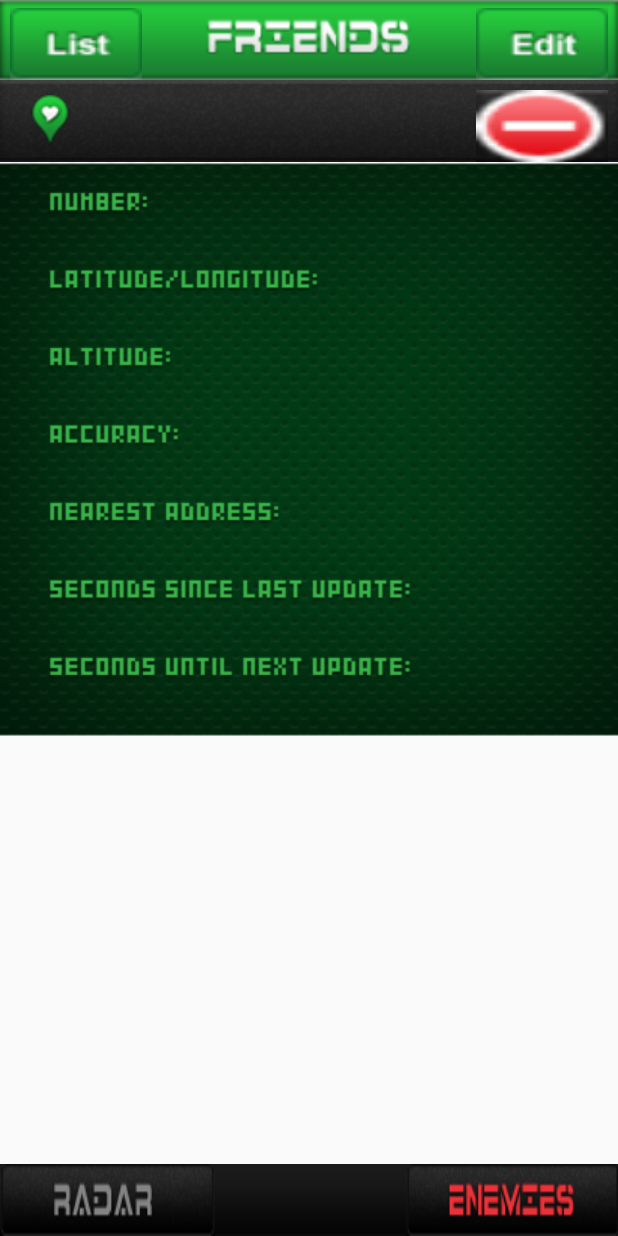
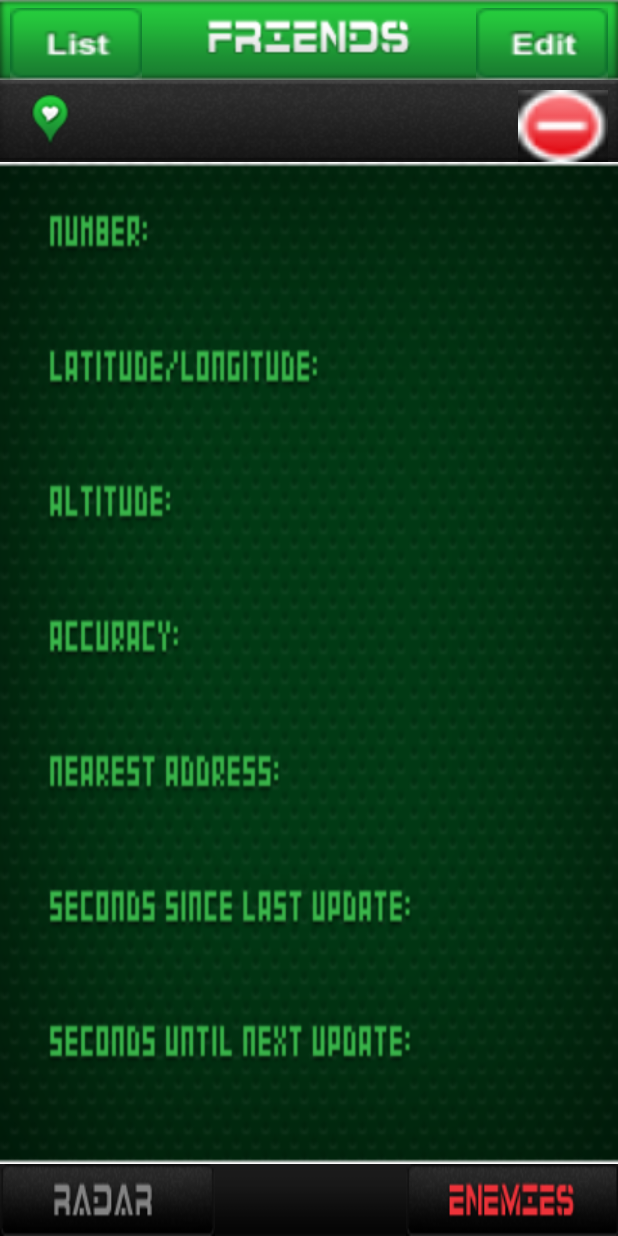
Before and after one commit to linjiongcheng/RADAR, an Android app: the layout friend_detail.xml on its own in the app's theme, with its tools: preview values and no code run, on a phone screen of 412 x 824 dp. Run offline under Robolectric (Android 15) with nearby library versions, the phone set to English and light mode, and no system bars.

Commit message:
update test2

```diff
--- a/RADAR/app/src/main/res/layout/enemies_list_item.xml
+++ b/RADAR/app/src/main/res/layout/enemies_list_item.xml
@@ -12,7 +12,7 @@
 		android:textSize="18dp" android:layout_gravity="center_vertical"/>
 
 	<Button android:id="@+id/delete_button_cell"
-		android:layout_width="wrap_content" android:layout_height="wrap_content"
+		android:layout_width="60dp" android:layout_height="wrap_content"
 		android:background="@drawable/button_list_delete_def"
 		android:layout_alignParentRight="true" />
 
--- a/RADAR/app/src/main/res/layout/enemy_detail.xml
+++ b/RADAR/app/src/main/res/layout/enemy_detail.xml
@@ -32,7 +32,7 @@
 			android:layout_alignParentLeft="true" android:textColor="#ec3239"
 			android:paddingTop="3dp" android:paddingLeft="20dp" android:textSize="18dp" />
 
-		<Button android:id="@+id/btn_delete" android:layout_width="wrap_content"
+		<Button android:id="@+id/btn_delete" android:layout_width="60dp"
 			android:layout_height="wrap_content" android:background="@drawable/button_list_delete_def"
 			android:layout_alignParentRight="true" />
 
@@ -40,7 +40,8 @@
 
 	<RelativeLayout android:layout_width="fill_parent"
 		android:layout_height="wrap_content" android:background="@drawable/enemy_detail_centre_background"
-		android:paddingRight="10dp" android:paddingTop="10dp" android:layout_below="@id/vgp_enemy_detail" >
+		android:paddingRight="10dp" android:paddingTop="10dp" android:layout_below="@id/vgp_enemy_detail"
+		android:layout_above="@+id/vgp_footer">
 		<TextView android:id="@+id/txt_enemy_number"
 			android:layout_width="wrap_content" android:layout_height="wrap_content"
 			android:layout_alignParentRight="true" android:layout_marginTop="4dp"
--- a/RADAR/app/src/main/res/layout/friend_detail.xml
+++ b/RADAR/app/src/main/res/layout/friend_detail.xml
@@ -32,7 +32,7 @@
 			android:layout_alignParentLeft="true" android:textColor="#39b54a"
 			android:paddingTop="3dp" android:paddingLeft="20dp" android:textSize="18dp" />
 
-		<Button android:id="@+id/btn_delete" android:layout_width="wrap_content"
+		<Button android:id="@+id/btn_delete" android:layout_width="60dp"
 			android:layout_height="wrap_content" android:background="@drawable/button_list_delete_def"
 			android:layout_alignParentRight="true" />
 
@@ -40,7 +40,8 @@
 
 	<RelativeLayout android:layout_width="fill_parent"
 		android:layout_height="wrap_content" android:background="@drawable/friend_detail_centre_background"
-		android:paddingRight="10dp" android:paddingTop="10dp" android:layout_below="@id/vgp_friend_detail">
+		android:paddingRight="10dp" android:paddingTop="10dp" android:layout_below="@id/vgp_friend_detail"
+		android:layout_above="@+id/vgp_footer">
 		<TextView android:id="@+id/txt_friend_number"
 			android:layout_width="wrap_content" android:layout_height="wrap_content"
 			android:layout_alignParentRight="true" android:layout_marginTop="4dp"
@@ -84,7 +85,7 @@
 			android:textColor="@android:color/white" android:textSize="15dp" />
 	</RelativeLayout>
 
-	<RelativeLayout android:id="@+id/vgp_footer"
+	<RelativeLayout android:id="@id/vgp_footer"
 		android:layout_width="fill_parent" android:layout_height="wrap_content"
 		android:background="@drawable/list_footer" android:layout_alignParentBottom="true">
 
--- a/RADAR/app/src/main/res/layout/friends_list_item.xml
+++ b/RADAR/app/src/main/res/layout/friends_list_item.xml
@@ -13,7 +13,7 @@
 		android:textSize="18dp" android:layout_gravity="center_vertical" />
 
 	<Button android:id="@+id/delete_button_cell"
-		android:layout_width="wrap_content" android:layout_height="wrap_content"
+		android:layout_width="60dp" android:layout_height="wrap_content"
 		android:background="@drawable/button_list_delete_def"
 		android:layout_alignParentRight="true" />
 
```
Also changed, not shown: RADAR/app/src/main/res/drawable/button_list_delete.png.
